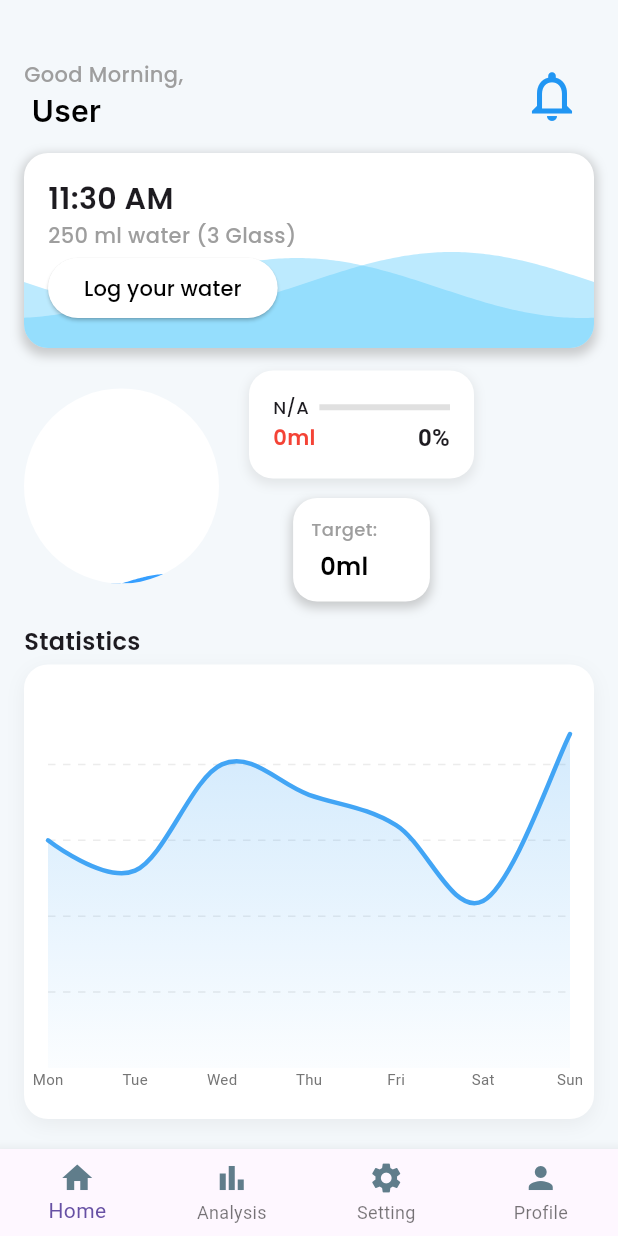
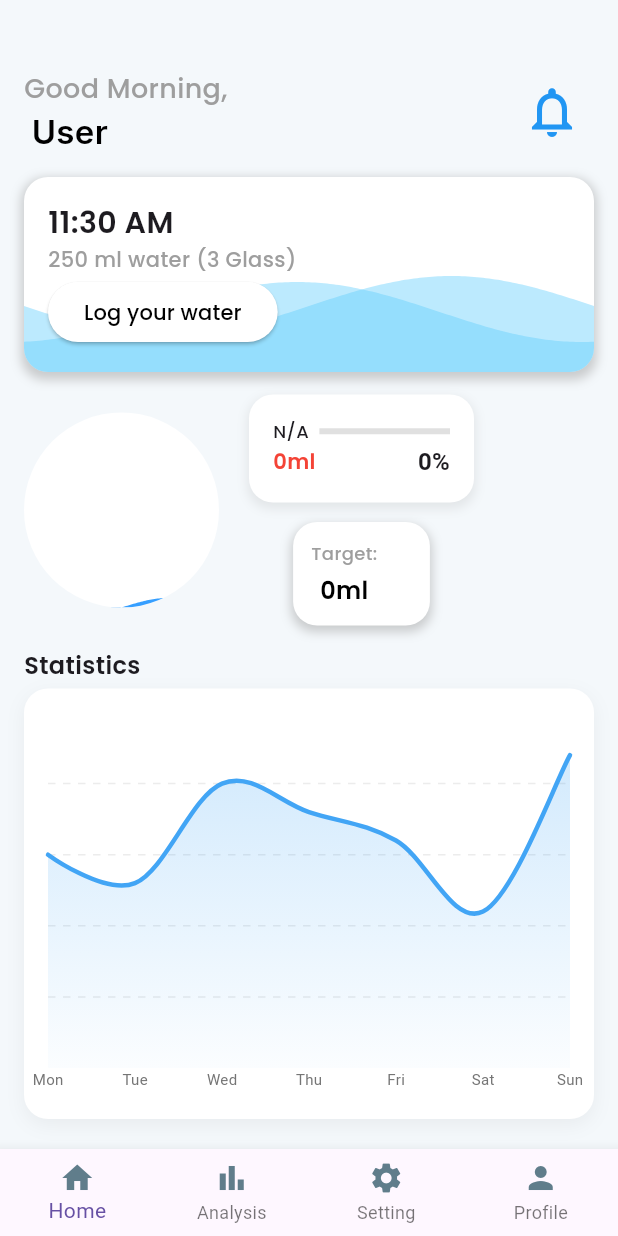
Before and after one commit to oluwatoni307/water_app, a Flutter app: the WaterTrackScreen screen opened directly, on a phone screen of 412 x 824 dp. Run offline on Flutter 3.47's test engine with Material 3 defaults, Android fonts, the phone set to English and light mode, and no system bars; drawn by our look-alikes of fl_chart, wave; our stand-ins replace google_fonts, liquid_progress_indicator_v2, shared_preferences; accounts and stored records are empty.

Commit message:
Updated application to fix issues

```diff
--- a/lib/Homepage.dart
+++ b/lib/Homepage.dart
@@ -50,7 +50,7 @@ class WaterTrackScreen extends StatelessWidget {
             child: Column(
               crossAxisAlignment: CrossAxisAlignment.start,
               children: [
-                const SizedBox(height: 20),
+                const SizedBox(height: 30),
                 Row(
                   mainAxisAlignment: MainAxisAlignment.spaceBetween,
                   children: [
@@ -60,7 +60,7 @@ class WaterTrackScreen extends StatelessWidget {
                         Text(
                           greeting,
                           style: GoogleFonts.poppins(
-                              fontSize: 14,
+                              fontSize: 18,
                               color: Colors.grey,
                               fontWeight: FontWeight.w500),
                         ),
@@ -70,7 +70,7 @@ class WaterTrackScreen extends StatelessWidget {
                             name,
                             style: GoogleFonts.inter(
                                 color: Colors.black,
-                                fontSize: 20,
+                                fontSize: 22,
                                 fontWeight: FontWeight.w600),
                           ),
                         ),
@@ -88,7 +88,7 @@ class WaterTrackScreen extends StatelessWidget {
                     ),
                   ],
                 ),
-                const SizedBox(height: 10),
+                const SizedBox(height: 15),
                 Container(
                   width: MediaQuery.of(context).size.width,
                   height: 130,
```
Also changed, not shown: images/gpt.png.
